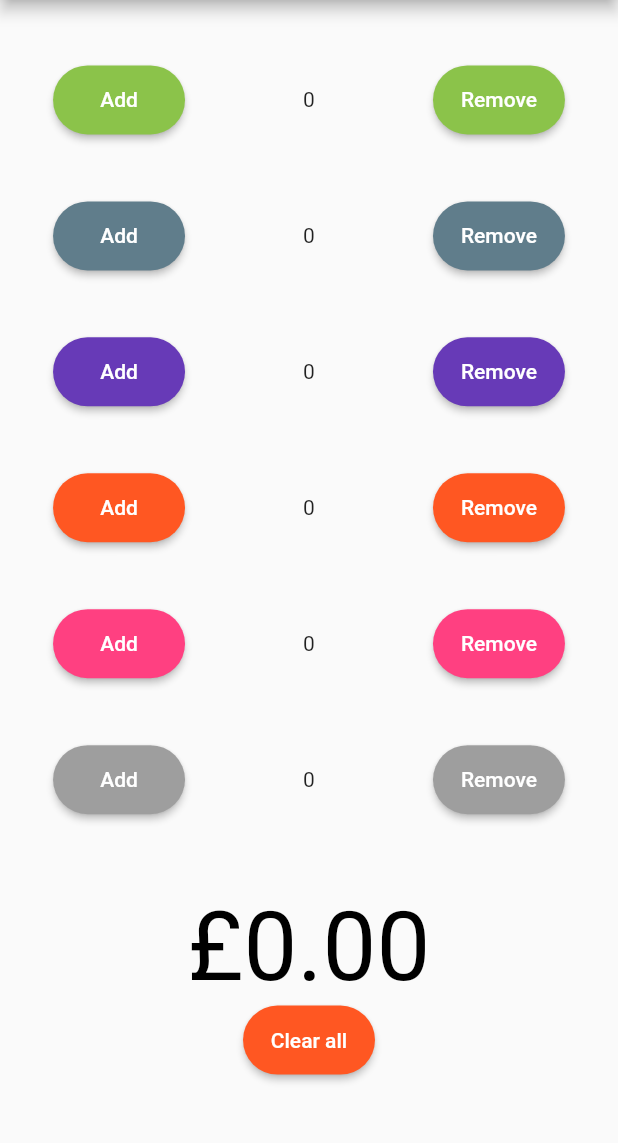
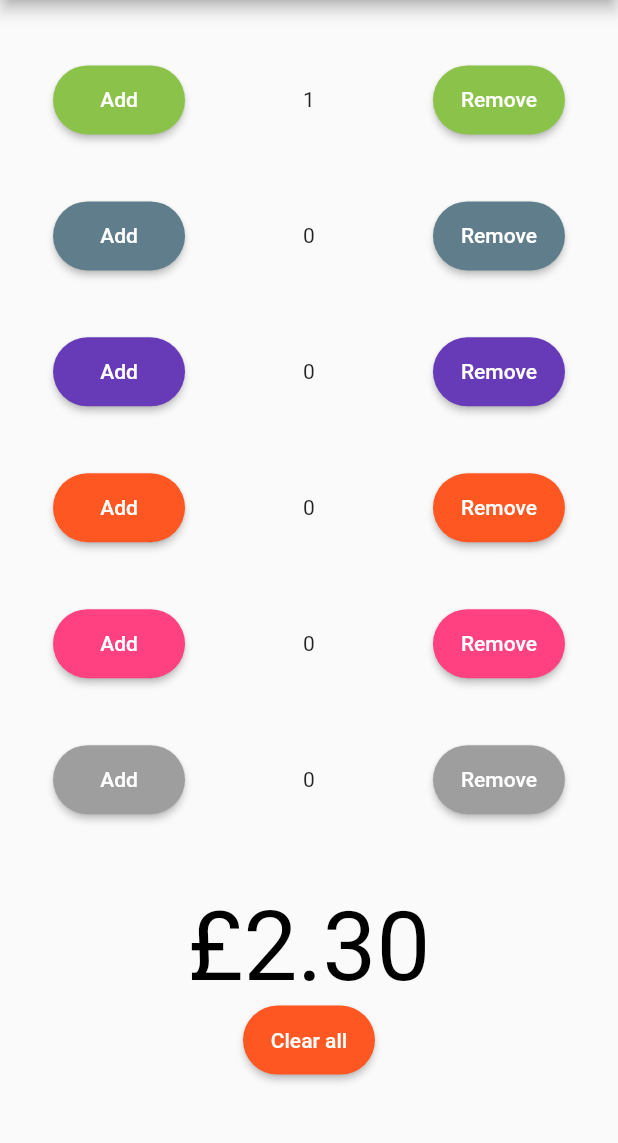
Before and after one commit to wrussell1999/yo-sushi-price-calculator-flutter, a Flutter app: the screen it shows after launch, after a tap on "Add", on a phone screen of 412 x 824 dp, the part 84-1227 px from its top. Run offline on Flutter 3.47's test engine with Material 2 defaults, Android fonts, the phone set to English and light mode, and no system bars.

Commit message:
Fixed Widget States
All works but isn't pretty. Still working out how this all works

```diff
--- a/lib/main.dart
+++ b/lib/main.dart
@@ -84,17 +84,16 @@ class PlateTotal extends StatelessWidget {
 }
 
 class PlateAdd extends StatelessWidget {
-  PlateAdd({this.onAdd, this.colour, this.typeTotal});
+  PlateAdd({this.onAdd, this.colour});
 
   final VoidCallback onAdd;
   final colour;
-  final typeTotal;
 
   @override
   Widget build(BuildContext context) {
     return RaisedButton(
       child: Text("Add"),
-      onPressed: () => onAdd,
+      onPressed: onAdd,
       color: colour,
       textColor: Colors.white,
       padding: EdgeInsets.fromLTRB(15, 15, 15, 15),
@@ -105,17 +104,16 @@ class PlateAdd extends StatelessWidget {
 }
 
 class PlateRemove extends StatelessWidget {
-  PlateRemove({this.onRemove, this.colour, this.typeTotal});
+  PlateRemove({this.onRemove, this.colour});
 
   final VoidCallback onRemove;
   final colour;
-  final typeTotal;
 
   @override
   Widget build(BuildContext context) {
     return RaisedButton(
       child: Text("Remove"),
-      onPressed: () => onRemove,
+      onPressed: onRemove,
       color: colour,
       textColor: Colors.white,
       padding: EdgeInsets.fromLTRB(15, 15, 15, 15),
@@ -155,20 +153,102 @@ class _MyHomePageState extends State<MyHomePage> {
     });
   }
 
-  void _add(double increase) {
+  void _addGreen() {
     setState(() {
-      _overallTotal += increase;
+      _greenTotal++;
+      _overallTotal += 2.30;
     });
   }
 
-  void _remove(double decrease) {
-    if (true) { //widget._typeTotal != 0) {
+  void _addBlue() {
+    setState(() {
+      _blueTotal++;
+      _overallTotal += 3.00;
+    });
+  }
+
+  void _addPurple() {
+    setState(() {
+      _purpleTotal++;
+      _overallTotal += 4.00;
+    });
+  }
+
+  void _addOrange() {
+    setState(() {
+      _orangeTotal++;
+      _overallTotal += 4.50;
+    });
+  }
+
+  void _addPink() {
+    setState(() {
+      _pinkTotal++;
+      _overallTotal += 5.00;
+    });
+  }
+
+  void _addGrey() {
+    setState(() {
+      _greyTotal++;
+      _overallTotal += 5.50;
+    });
+  }
+
+  void _removeGreen() {
+    if (_greenTotal - 1 >= 0) {
       setState(() {
-        //widget._typeTotal--;
-        _overallTotal -= decrease;
+        _greenTotal--;
+        _overallTotal -= 2.30;
       });
     }
   }
+
+  void _removeBlue() {
+    if (_blueTotal - 1 >= 0) {
+      setState(() {
+        _blueTotal--;
+        _overallTotal -= 3.00;
+      });
+    }
+  }
+
+  void _removePurple() {
+    if (_purpleTotal - 1 >= 0) {
+      setState(() {
+        _purpleTotal--;
+        _overallTotal -= 4.00;
+      });
+    }
+  }
+
+  void _removeOrange() {
+    if (_orangeTotal - 1 >= 0) {
+      setState(() {
+        _orangeTotal--;
+        _overallTotal -= 4.50;
+      });
+    }
+  }
+
+  void _removePink() {
+    if (_pinkTotal - 1 >= 0) {
+      setState(() {
+        _pinkTotal--;
+        _overallTotal -= 5.00;
+      });
+    }
+  }
+
+  void _removeGrey() {
+    if (_greyTotal - 1 >= 0) {
+      setState(() {
+        _greyTotal--;
+        _overallTotal -= 5.50;
+      });
+    }
+  }
+
 
   @override
   Widget build(BuildContext context) {
@@ -183,44 +263,44 @@ class _MyHomePageState extends State<MyHomePage> {
               Row(
                 mainAxisAlignment: MainAxisAlignment.spaceAround,
                 children: <Widget>[
-                PlateAdd(onAdd: () => _add(2.30), colour: Colors.lightGreen, typeTotal: _greenTotal),
+                PlateAdd(onAdd: _addGreen, colour: Colors.lightGreen),
                 PlateTotal(total: _greenTotal),
-                PlateRemove(onRemove: () => _remove(2.30), colour: Colors.lightGreen, typeTotal: _greenTotal)
+                PlateRemove(onRemove: _removeGreen, colour: Colors.lightGreen)
               ]),
               Row(
                 mainAxisAlignment: MainAxisAlignment.spaceAround,
                 children: <Widget>[
-                PlateAdd(onAdd: () => _add(3.00), colour: Colors.blueGrey, typeTotal: _blueTotal),
-                PlateTotal(total: _greenTotal),
-                PlateRemove(onRemove: () => _remove(3.00), colour: Colors.blueGrey, typeTotal: _blueTotal)
+                PlateAdd(onAdd: _addBlue, colour: Colors.blueGrey),
+                PlateTotal(total: _blueTotal),
+                PlateRemove(onRemove: _removeBlue, colour: Colors.blueGrey)
               ]),
               Row(
                 mainAxisAlignment: MainAxisAlignment.spaceAround,
                 children: <Widget>[
-                PlateAdd(onAdd: () => _add(4.00), colour: Colors.deepPurple, typeTotal: _purpleTotal),
-                PlateTotal(total: _greenTotal),
-                PlateRemove(onRemove: () => _remove(4.00), colour: Colors.deepPurple, typeTotal: _purpleTotal)
+                PlateAdd(onAdd: _addPurple, colour: Colors.deepPurple),
+                PlateTotal(total: _purpleTotal),
+                PlateRemove(onRemove: _removePurple, colour: Colors.deepPurple)
               ]),
               Row(
                 mainAxisAlignment: MainAxisAlignment.spaceAround,
                 children: <Widget>[
-                PlateAdd(onAdd: () => _add(4.50), colour: Colors.deepOrange, typeTotal: _orangeTotal),
-                PlateTotal(total: _greenTotal),
-                PlateRemove(onRemove: () => _remove(4.50), colour: Colors.deepOrange, typeTotal: _orangeTotal)
+                PlateAdd(onAdd: _addOrange, colour: Colors.deepOrange),
+                PlateTotal(total: _orangeTotal),
+                PlateRemove(onRemove: _removeOrange, colour: Colors.deepOrange)
               ]),
               Row(
                 mainAxisAlignment: MainAxisAlignment.spaceAround,
                 children: <Widget>[
-                PlateAdd(onAdd: () => _add(5.00), colour: Colors.pinkAccent, typeTotal: _pinkTotal),
-                PlateTotal(total: _greenTotal),
-                PlateRemove(onRemove: () => _remove(5.00), colour: Colors.pinkAccent, typeTotal: _pinkTotal)
+                PlateAdd(onAdd: _addPink, colour: Colors.pinkAccent),
+                PlateTotal(total: _pinkTotal),
+                PlateRemove(onRemove: _removePink, colour: Colors.pinkAccent)
               ]),
               Row(
                 mainAxisAlignment: MainAxisAlignment.spaceAround,
                 children: <Widget>[
-                PlateAdd(onAdd: () => _add(5.50), colour: Colors.grey, typeTotal: _greyTotal),
-                PlateTotal(total: _greenTotal),
-                PlateRemove(onRemove: () => _remove(5.50), colour: Colors.grey, typeTotal: _greyTotal)
+                PlateAdd(onAdd: _addGrey, colour: Colors.grey),
+                PlateTotal(total: _greyTotal),
+                PlateRemove(onRemove: _removeGrey, colour: Colors.grey)
               ]),
               Padding(
                 padding: EdgeInsets.all(8.0),
```
